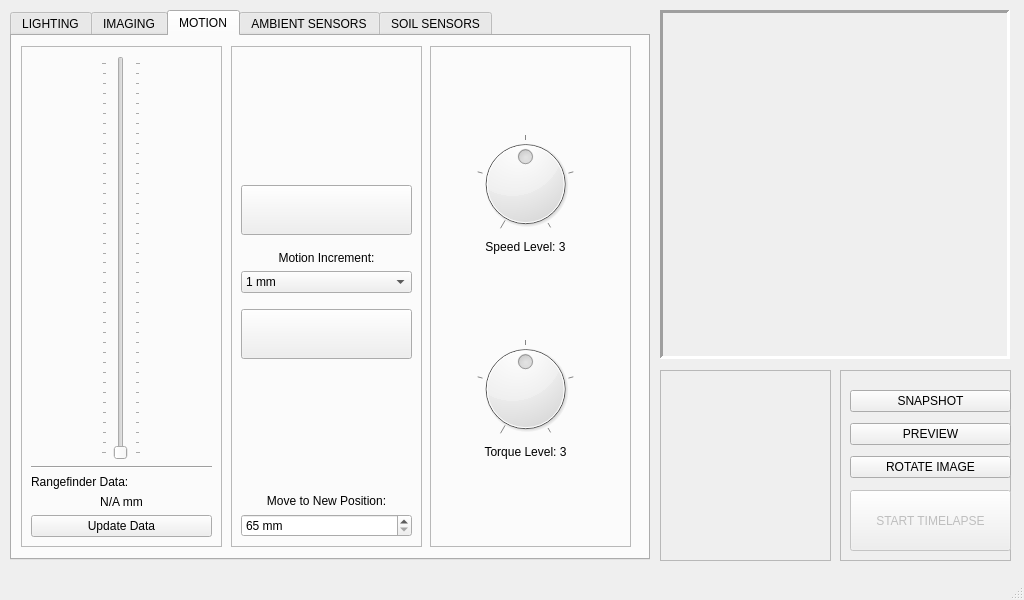
CoCl-Jerry/Flashlapse_Pro_Dev, file _ui/FlashLapse_Pro.ui: the form before one commit.
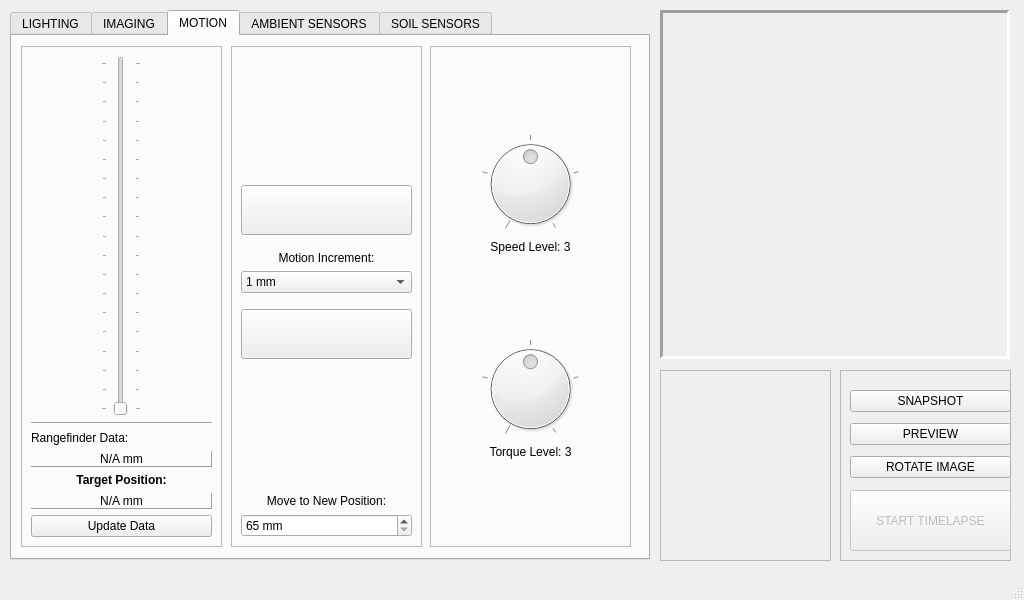
The form after the commit. Icons and pictures are not drawn.

Patch:
```diff
--- a/_ui/FlashLapse_Pro.ui
+++ b/_ui/FlashLapse_Pro.ui
@@ -714,7 +714,7 @@
         <rect>
          <x>10</x>
          <y>10</y>
-         <width>171</width>
+         <width>181</width>
          <height>481</height>
         </rect>
        </property>
@@ -850,7 +850,7 @@
            <number>65</number>
           </property>
           <property name="maximum">
-           <number>455</number>
+           <number>155</number>
           </property>
           <property name="orientation">
            <enum>Qt::Vertical</enum>
@@ -859,7 +859,7 @@
            <enum>QSlider::TicksBothSides</enum>
           </property>
           <property name="tickInterval">
-           <number>10</number>
+           <number>5</number>
           </property>
          </widget>
         </item>
@@ -880,7 +880,33 @@
         <item>
          <widget class="QLabel" name="rangefinder_data_label">
           <property name="frameShape">
-           <enum>QFrame::NoFrame</enum>
+           <enum>QFrame::Panel</enum>
+          </property>
+          <property name="frameShadow">
+           <enum>QFrame::Raised</enum>
+          </property>
+          <property name="text">
+           <string>N/A mm</string>
+          </property>
+          <property name="alignment">
+           <set>Qt::AlignCenter</set>
+          </property>
+         </widget>
+        </item>
+        <item>
+         <widget class="QLabel" name="motion_target_position_text_label">
+          <property name="text">
+           <string>&lt;html&gt;&lt;head/&gt;&lt;body&gt;&lt;p align=&quot;center&quot;&gt;&lt;span style=&quot; font-weight:700;&quot;&gt;Target Position:&lt;/span&gt;&lt;/p&gt;&lt;/body&gt;&lt;/html&gt;</string>
+          </property>
+         </widget>
+        </item>
+        <item>
+         <widget class="QLabel" name="motion_target_position_setting_label">
+          <property name="frameShape">
+           <enum>QFrame::Panel</enum>
+          </property>
+          <property name="frameShadow">
+           <enum>QFrame::Raised</enum>
           </property>
           <property name="text">
            <string>N/A mm</string>
```
Left out of the diff: 18 changed lines with no effect on the pictures.
